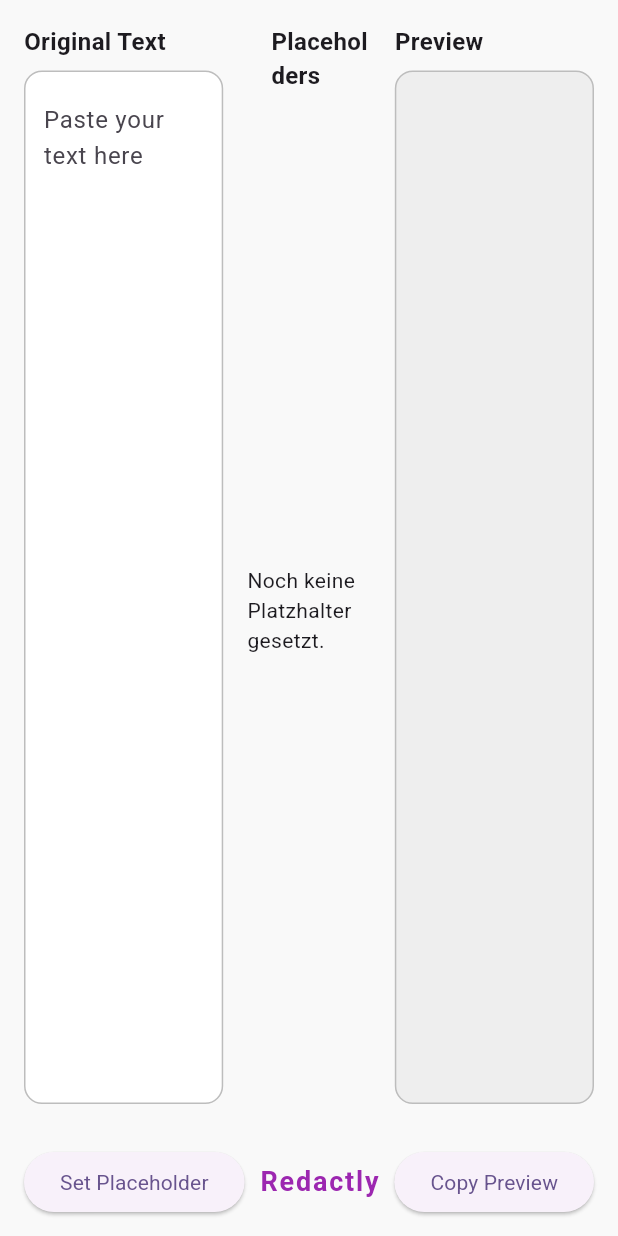
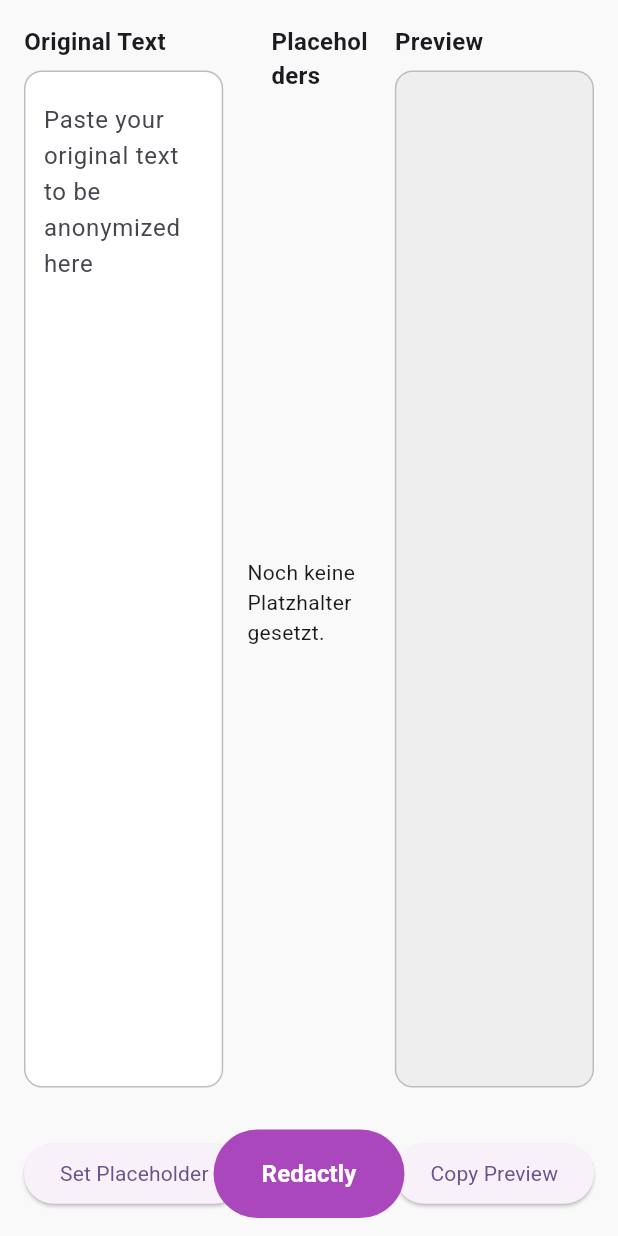
Before and after one commit to Schmalitz/redactly_cursor, a Flutter app: the screen it shows after launch, on a phone screen of 412 x 824 dp. Run offline on Flutter 3.47's test engine with Material 3 defaults, Android fonts, the phone set to English and light mode, and no system bars; our stand-ins replace flutter_riverpod.

Commit message:
feat: Add anonymize/deanonymize toggle and mode-aware UI/logic
- Introduced `redactModeProvider` to switch between anonymization and deanonymization
- Updated `EditorScreen` to reflect current mode in labels, copy logic, and central Redactly button
- Moved toggle button to bottom of placeholder column, styled prominently
- Made placeholder list scrollable for large token sets
- Adjusted preview label and copy logic based on active mode

```diff
--- /dev/null
+++ b/lib/providers/mode_provider.dart
@@ -0,0 +1,5 @@
+import 'package:flutter_riverpod/flutter_riverpod.dart';
+
+enum RedactMode { anonymize, deanonymize }
+
+final redactModeProvider = StateProvider<RedactMode>((ref) => RedactMode.anonymize);
--- a/lib/screens/editor_screen.dart
+++ b/lib/screens/editor_screen.dart
@@ -4,6 +4,7 @@
 
 import '../providers/placeholder_mapping_provider.dart';
 import '../providers/text_state_provider.dart';
+import '../providers/mode_provider.dart';
 import '../widgets/mapping_list_widget.dart';
 import '../widgets/preview_text_widget.dart';
 
@@ -20,6 +21,7 @@
   @override
   Widget build(BuildContext context) {
     final text = ref.watch(textInputProvider);
+    final mode = ref.watch(redactModeProvider);
     final bgColor = Theme.of(context).scaffoldBackgroundColor;
     final previewColor = Colors.grey.shade200;
     final inputColor = Colors.white;
@@ -37,6 +39,16 @@
       borderRadius: BorderRadius.circular(12),
     );
 
+    // Modus-Wechsel: Textfeld zurücksetzen bei Wechsel zu deanonymize
+    ref.listen<RedactMode>(redactModeProvider, (previous, next) {
+      if (next == RedactMode.deanonymize) {
+        WidgetsBinding.instance.addPostFrameCallback((_) {
+          _controller.clear();
+          ref.read(textInputProvider.notifier).state = '';
+        });
+      }
+    });
+
     _controller.value = _controller.value.copyWith(
       text: text,
       selection: TextSelection.collapsed(offset: text.length),
@@ -49,7 +61,7 @@
           Expanded(
             child: Row(
               children: [
-                // Original Text
+                // Original / Anonymized
                 Expanded(
                   flex: 4,
                   child: Padding(
@@ -57,7 +69,10 @@
                     child: Column(
                       crossAxisAlignment: CrossAxisAlignment.start,
                       children: [
-                        const Text("Original Text", style: TextStyle(fontSize: 16, fontWeight: FontWeight.bold)),
+                        Text(
+                          mode == RedactMode.anonymize ? "Original Text" : "Anonymized Text",
+                          style: const TextStyle(fontSize: 16, fontWeight: FontWeight.bold),
+                        ),
                         const SizedBox(height: 8),
                         Expanded(
                           child: Container(
@@ -69,16 +84,17 @@
                                 child: Theme(
                                   data: Theme.of(context).copyWith(
                                     textSelectionTheme: const TextSelectionThemeData(
-                                      selectionColor: Colors.orangeAccent, // kräftiges Gelb
+                                      selectionColor: Colors.orangeAccent,
                                     ),
                                   ),
                                   child: TextField(
                                     controller: _controller,
                                     maxLines: null,
-                                    onChanged: (value) =>
-                                    ref.read(textInputProvider.notifier).state = value,
-                                    decoration: const InputDecoration(
-                                      hintText: 'Paste your text here',
+                                    onChanged: (value) => ref.read(textInputProvider.notifier).state = value,
+                                    decoration: InputDecoration(
+                                      hintText: mode == RedactMode.anonymize
+                                          ? 'Paste your original text to be anonymized here'
+                                          : 'Paste your anonymized text here',
                                       border: InputBorder.none,
                                     ),
                                     style: const TextStyle(fontSize: 16),
@@ -94,21 +110,31 @@
                     ),
                   ),
                 ),
-                // Placeholder List
-                const Expanded(
+
+                // Placeholder List + Toggle
+                Expanded(
                   flex: 2,
                   child: Column(
                     crossAxisAlignment: CrossAxisAlignment.start,
                     children: [
-                      Padding(
+                      const Padding(
                         padding: EdgeInsets.only(left: 16, top: 16),
                         child: Text("Placeholders", style: TextStyle(fontSize: 16, fontWeight: FontWeight.bold)),
                       ),
-                      Expanded(child: MappingListWidget()),
+                      const Expanded(
+                        child: Padding(
+                          padding: EdgeInsets.only(right: 8),
+                          child: Scrollbar(
+                            thumbVisibility: true,
+                            child: MappingListWidget(),
+                          ),
+                        ),
+                      ),
                     ],
                   ),
                 ),
-                // Preview
+
+                // Preview / Result
                 Expanded(
                   flex: 4,
                   child: Padding(
@@ -116,7 +142,10 @@
                     child: Column(
                       crossAxisAlignment: CrossAxisAlignment.start,
                       children: [
-                        const Text("Preview", style: TextStyle(fontSize: 16, fontWeight: FontWeight.bold)),
+                        Text(
+                          mode == RedactMode.anonymize ? "Preview" : "Result",
+                          style: const TextStyle(fontSize: 16, fontWeight: FontWeight.bold),
+                        ),
                         const SizedBox(height: 8),
                         Expanded(
                           child: Container(
@@ -141,12 +170,19 @@
               ],
             ),
           ),
+
           // Footer
           Padding(
             padding: const EdgeInsets.symmetric(horizontal: 16, vertical: 12),
-            child: Row(
+            child: Stack(
+              alignment: Alignment.center,
               children: [
-                ElevatedButton(
+                Row(
+                  mainAxisAlignment: MainAxisAlignment.spaceBetween,
+                  children: [
+                    // Set Placeholder oder leerer Platzhalter
+                    mode == RedactMode.anonymize
+                        ? ElevatedButton(
                       onPressed: () {
                         final selection = _controller.selection;
                         if (!selection.isCollapsed) {
@@ -157,26 +193,24 @@
                         }
                       },
                       child: const Text('Set Placeholder'),
-                ),
-                const Spacer(),
-                const Text(
-                  'Redactly',
-                  style: TextStyle(
-                    fontSize: 18,
-                    color: Colors.purple,
-                    fontWeight: FontWeight.bold,
-                    letterSpacing: 1.2,
-                  ),
-                ),
-                const Spacer(),
+                    )
+                        : const SizedBox(width: 140), // exakt gleich breit wie der Button
+
+                    // Copy Preview
                     ElevatedButton(
                       onPressed: () {
-                    final previewText = ref.read(textInputProvider);
+                        final raw = ref.read(textInputProvider);
                         final mappings = ref.read(placeholderMappingProvider);
-                    String result = previewText;
+                        final mode = ref.read(redactModeProvider);
+
+                        String result = raw;
+
                         for (final m in mappings) {
-                      result = result.replaceAll(m.originalText, m.placeholder);
+                          result = mode == RedactMode.anonymize
+                              ? result.replaceAll(m.originalText, m.placeholder)
+                              : result.replaceAll(m.placeholder, m.originalText);
                         }
+
                         Clipboard.setData(ClipboardData(text: result));
                         ScaffoldMessenger.of(context).showSnackBar(
                           const SnackBar(content: Text('Copied to clipboard')),
@@ -186,6 +220,29 @@
                     ),
                   ],
                 ),
+
+                // Modus-Umschalter (immer perfekt zentriert)
+                OutlinedButton(
+                  style: OutlinedButton.styleFrom(
+                    foregroundColor: Colors.white,
+                    backgroundColor: mode == RedactMode.anonymize
+                        ? Colors.purple.shade400
+                        : Colors.deepPurple.shade400,
+                    padding: const EdgeInsets.symmetric(horizontal: 32, vertical: 18),
+                    side: BorderSide.none,
+                    shape: RoundedRectangleBorder(borderRadius: BorderRadius.circular(99)),
+                  ),
+                  onPressed: () {
+                    ref.read(redactModeProvider.notifier).state =
+                    mode == RedactMode.anonymize ? RedactMode.deanonymize : RedactMode.anonymize;
+                  },
+                  child: const Text(
+                    'Redactly',
+                    style: TextStyle(fontSize: 16, fontWeight: FontWeight.bold),
+                  ),
+                ),
+              ],
+            ),
           ),
         ],
       ),
--- a/lib/widgets/mapping_list_widget.dart
+++ b/lib/widgets/mapping_list_widget.dart
@@ -49,7 +49,6 @@
                 ],
               ),
             ),
-            if (count > 1)
             Container(
               margin: const EdgeInsets.only(right: 4),
               padding: const EdgeInsets.symmetric(horizontal: 6, vertical: 2),
--- a/lib/widgets/preview_text_widget.dart
+++ b/lib/widgets/preview_text_widget.dart
@@ -2,6 +2,7 @@
 import 'package:flutter_riverpod/flutter_riverpod.dart';
 import '../providers/text_state_provider.dart';
 import '../providers/placeholder_mapping_provider.dart';
+import '../providers/mode_provider.dart';
 import '../models/placeholder_mapping.dart';
 
 class PreviewTextWidget extends ConsumerWidget {
@@ -11,10 +12,21 @@
   Widget build(BuildContext context, WidgetRef ref) {
     final originalText = ref.watch(textInputProvider);
     final mappings = ref.watch(placeholderMappingProvider);
+    final mode = ref.watch(redactModeProvider);
 
-    final replacedText = _applyMappings(originalText, mappings);
+    final replacedText = _applyMappings(originalText, mappings, mode);
+
+    // Rückumwandlung: Kein Highlighting, plain Text
+    if (mode == RedactMode.deanonymize) {
+      return SelectableText(
+        replacedText,
+        style: const TextStyle(fontSize: 16),
+        textAlign: TextAlign.start,
+      );
+    }
+
+    // Anonymisierung: Farbig markierte Tokens
     final spans = _buildSpans(replacedText, mappings);
-
     return SelectableText.rich(
       TextSpan(children: spans),
       style: const TextStyle(fontSize: 16),
@@ -23,10 +35,12 @@
     );
   }
 
-  String _applyMappings(String text, List<PlaceholderMapping> mappings) {
+  String _applyMappings(String text, List<PlaceholderMapping> mappings, RedactMode mode) {
     var result = text;
     for (final m in mappings) {
-      result = result.replaceAll(m.originalText, m.placeholder);
+      result = mode == RedactMode.anonymize
+          ? result.replaceAll(m.originalText, m.placeholder)
+          : result.replaceAll(m.placeholder, m.originalText);
     }
     return result;
   }
@@ -54,7 +68,6 @@
           break;
         }
       }
-
       if (!matched) {
         spans.add(TextSpan(text: text[index]));
         index++;
```
Also changed, not shown: 2 other files. Lines whose indentation alone changed are shown as unchanged.
